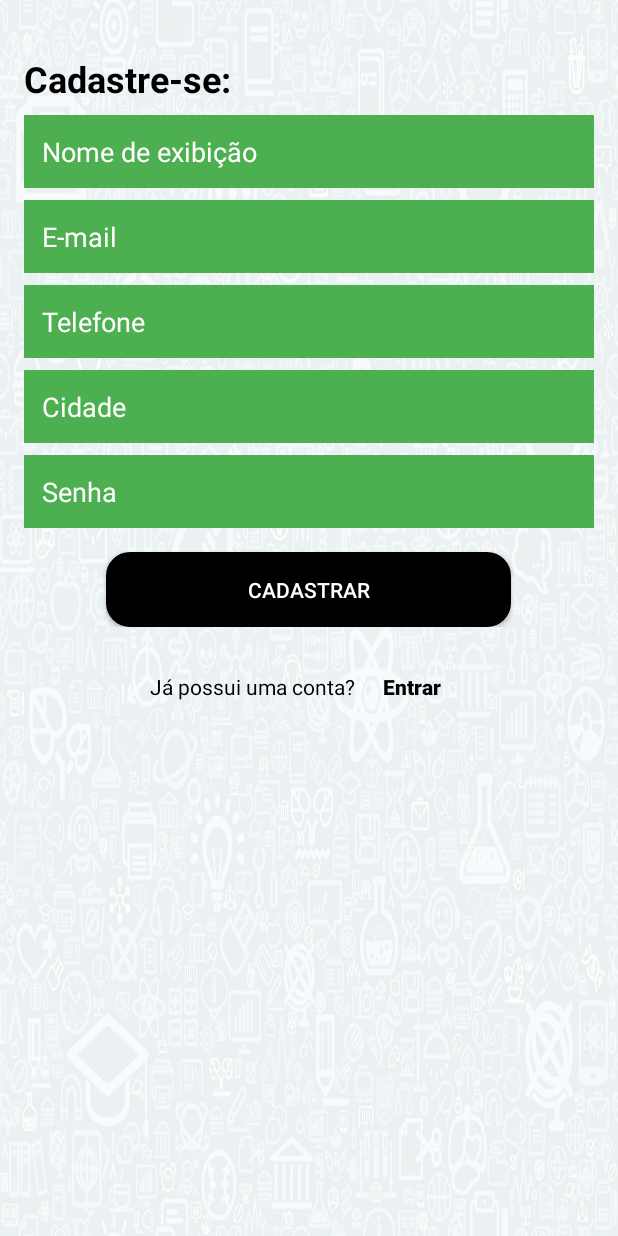
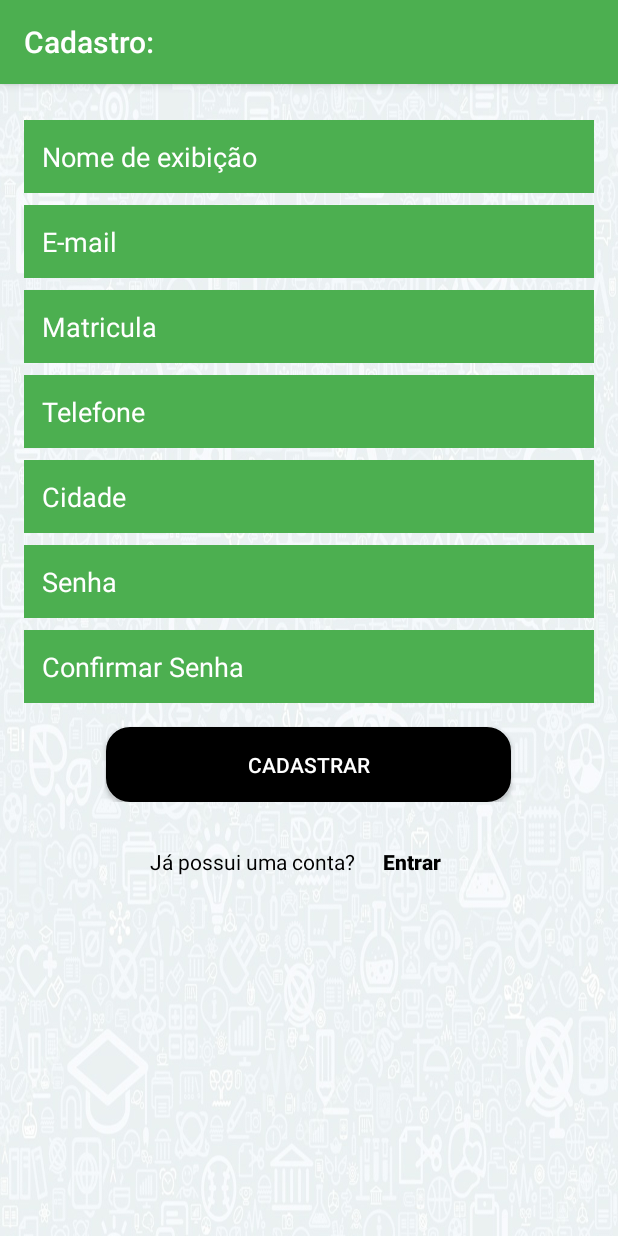
Before and after one commit to rayanneblima/RoleNoIF, an Android app: the TelaCadastro screen opened directly, with no data from a screen before it, on a phone screen of 412 x 824 dp. Run offline under Robolectric (Android 15) with nearby library versions, the phone set to English and light mode, and no system bars.

Commit message:
Primeiro commit do branch para a criação do sistema de cadastro

```diff
--- a/app/src/main/AndroidManifest.xml
+++ b/app/src/main/AndroidManifest.xml
@@ -26,7 +26,8 @@
         <activity android:name=".Contas.TelaLogin">
         </activity>
 
-        <activity android:name=".Contas.TelaCadastro">
+        <activity android:name=".Contas.TelaCadastro"
+            android:label="Cadastro:">
         </activity>
 
         <activity android:name=".Menu.PagMenu">
--- a/app/src/main/java/com/example/rayanne/myapplication/Contas/TelaCadastro.java
+++ b/app/src/main/java/com/example/rayanne/myapplication/Contas/TelaCadastro.java
@@ -23,7 +23,6 @@ public class TelaCadastro extends AppCompatActivity {
     protected void onCreate(Bundle savedInstanceState) {
         super.onCreate(savedInstanceState);
         setContentView(R.layout.tela_cadastro);
-        getSupportActionBar().hide();
         efetuarCadastro();
         entrarConta();
     }
@@ -35,6 +34,8 @@ public class TelaCadastro extends AppCompatActivity {
         ButtonCadastro.setOnClickListener(new View.OnClickListener() {
 
             public void onClick(View v) {
+
+                // TODO take the form data and send to an .php page with the sql query...
 
                 Intent intent = new Intent();
                 intent.setClass(TelaCadastro.this, PagMenu.class);
--- a/app/src/main/res/layout/tela_cadastro.xml
+++ b/app/src/main/res/layout/tela_cadastro.xml
@@ -9,23 +9,13 @@
 
     <LinearLayout
         android:id="@+id/linearLayout"
-        android:layout_width="0dp"
         android:layout_height="wrap_content"
         android:orientation="vertical"
         android:padding="16dp"
         app:layout_constraintEnd_toEndOf="parent"
         app:layout_constraintStart_toStartOf="parent"
-        app:layout_constraintTop_toTopOf="parent">
-
-        <TextView
-            android:id="@+id/msg2"
-            android:layout_width="wrap_content"
-            android:layout_height="wrap_content"
-            android:layout_marginTop="20dp"
-            android:text="Cadastre-se:"
-            android:textColor="@android:color/black"
-            android:textSize="24sp"
-            android:textStyle="bold" />
+        app:layout_constraintTop_toTopOf="parent"
+        android:layout_width="match_parent">
 
         <EditText
             android:id="@+id/edtName"
@@ -47,6 +37,17 @@
             android:background="@color/primary"
             android:hint="E-mail"
             android:inputType="textEmailAddress"
+            android:padding="12dp"
+            android:textColor="@android:color/white"
+            android:textColorHint="@android:color/white" />
+
+        <EditText
+            android:id="@+id/edtMatricula"
+            android:layout_width="match_parent"
+            android:layout_height="wrap_content"
+            android:layout_marginTop="8dp"
+            android:background="@color/primary"
+            android:hint="Matricula"
             android:padding="12dp"
             android:textColor="@android:color/white"
             android:textColorHint="@android:color/white" />
@@ -83,6 +84,18 @@
             android:layout_marginTop="8dp"
             android:background="@color/primary"
             android:hint="Senha"
+            android:inputType="textPassword"
+            android:padding="12dp"
+            android:textColor="@android:color/white"
+            android:textColorHint="@android:color/white" />
+
+        <EditText
+            android:id="@+id/edtConSenha"
+            android:layout_width="match_parent"
+            android:layout_height="wrap_content"
+            android:layout_marginTop="8dp"
+            android:background="@color/primary"
+            android:hint="Confirmar Senha"
             android:inputType="textPassword"
             android:padding="12dp"
             android:textColor="@android:color/white"
--- a/app/src/main/res/layout/tela_login.xml
+++ b/app/src/main/res/layout/tela_login.xml
@@ -62,7 +62,7 @@
 
         <Button
             android:id="@+id/entrarButton"
-            android:layout_width="wrap_content"
+            android:layout_width="match_parent"
             android:layout_height="50dp"
             android:layout_gravity="center"
             android:layout_marginTop="10dp"
@@ -73,7 +73,7 @@
 
         <Button
             android:id="@+id/loginButton"
-            android:layout_width="wrap_content"
+            android:layout_width="match_parent"
             android:layout_height="50dp"
             android:layout_gravity="center"
             android:layout_marginTop="10dp"
```
Also changed, not shown: 3 other files.
